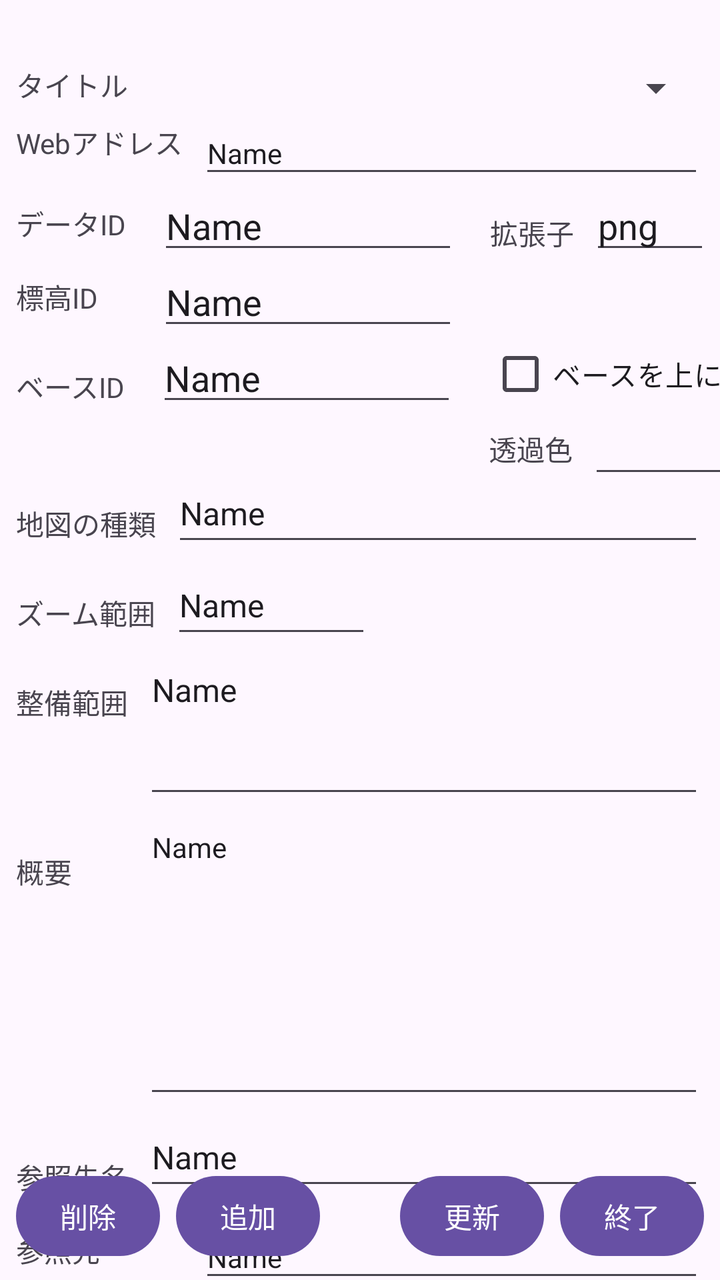
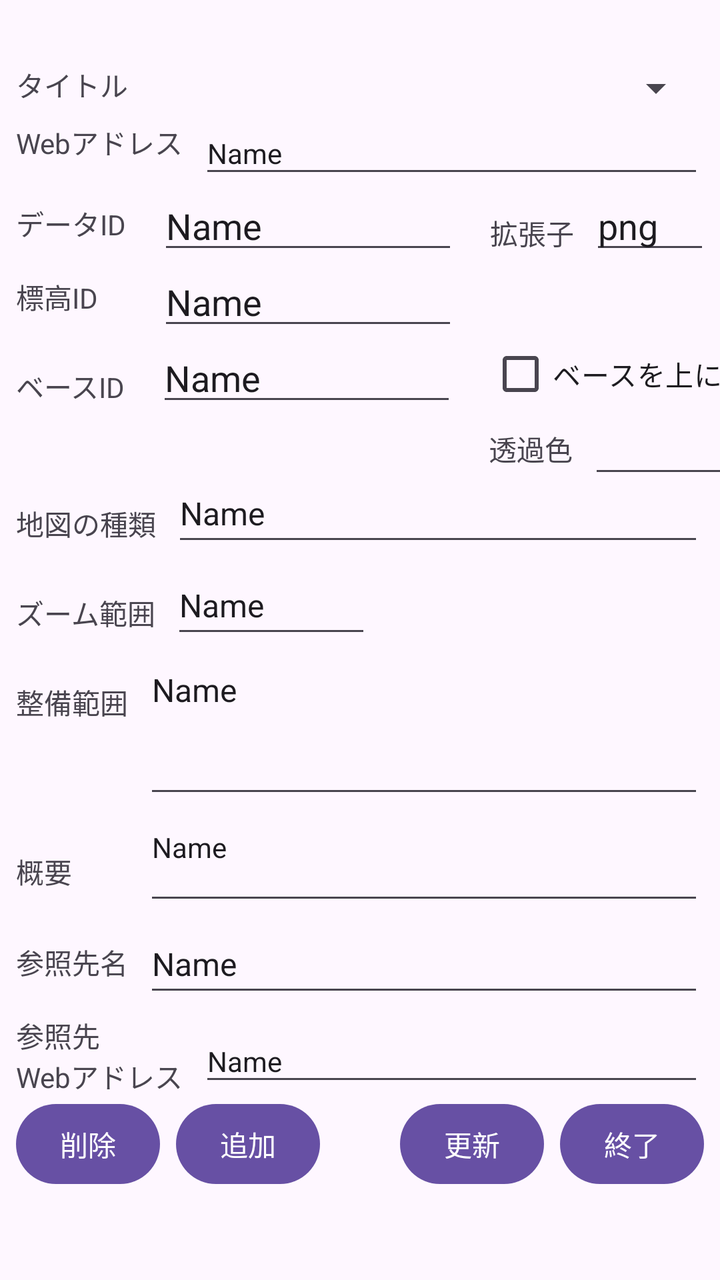

Two renders of the same Android screen: before a commit and after it. Below are the layout's source before the change and the commit's diff.
<!-- AndroidManifest.xml: application theme Theme.MyApplication4 -->
<!-- res/layout/activity_map_info_data.xml -->
<?xml version="1.0" encoding="utf-8"?>
<androidx.constraintlayout.widget.ConstraintLayout xmlns:android="http://schemas.android.com/apk/res/android"
    xmlns:app="http://schemas.android.com/apk/res-auto"
    xmlns:tools="http://schemas.android.com/tools"
    android:id="@+id/main"
    android:layout_width="match_parent"
    android:layout_height="match_parent"
    tools:context=".MapInfoDataActivity">


    <TextView
        android:id="@+id/textView24"
        android:layout_width="wrap_content"
        android:layout_height="wrap_content"
        android:layout_marginStart="16dp"
        android:layout_marginTop="8dp"
        android:text="透過色"
        app:layout_constraintStart_toEndOf="@+id/editTextTextPersonName5"
        app:layout_constraintTop_toBottomOf="@+id/checkBox" />

    <EditText
        android:id="@+id/editTextTextPersonName12"
        android:layout_width="60dp"
        android:layout_height="38dp"
        android:layout_marginStart="8dp"
        android:ems="10"
        android:inputType="textPersonName"
        android:text="png"
        app:layout_constraintStart_toEndOf="@+id/textView15"
        app:layout_constraintTop_toBottomOf="@+id/editTextTextPersonName" />

    <TextView
        android:id="@+id/textView12"
        android:layout_width="wrap_content"
        android:layout_height="wrap_content"
        android:layout_marginStart="8dp"
        android:layout_marginTop="32dp"
        android:text="タイトル"
        app:layout_constraintStart_toStartOf="parent"
        app:layout_constraintTop_toTopOf="parent" />

    <Spinner
        android:id="@+id/spinner"
        android:layout_width="0dp"
        android:layout_height="24dp"
        android:layout_marginStart="8dp"
        android:layout_marginTop="32dp"
        android:layout_marginEnd="8dp"
        app:layout_constraintEnd_toEndOf="parent"
        app:layout_constraintStart_toEndOf="@+id/textView12"
        app:layout_constraintTop_toTopOf="parent" />

    <TextView
        android:id="@+id/textView13"
        android:layout_width="wrap_content"
        android:layout_height="wrap_content"
        android:layout_marginStart="8dp"
        android:layout_marginTop="8dp"
        android:text="Webアドレス"
        app:layout_constraintStart_toStartOf="parent"
        app:layout_constraintTop_toBottomOf="@+id/textView12" />

    <EditText
        android:id="@+id/editTextTextPersonName"
        android:layout_width="0dp"
        android:layout_height="38dp"
        android:layout_marginStart="8dp"
        android:layout_marginEnd="8dp"
        android:ems="10"
        android:inputType="textPersonName"
        android:text="Name"
        android:textSize="14sp"
        app:layout_constraintEnd_toEndOf="parent"
        app:layout_constraintStart_toEndOf="@+id/textView13"
        app:layout_constraintTop_toBottomOf="@+id/spinner" />

    <TextView
        android:id="@+id/textView14"
        android:layout_width="wrap_content"
        android:layout_height="wrap_content"
        android:layout_marginStart="8dp"
        android:layout_marginTop="20dp"
        android:text="データID"
        app:layout_constraintStart_toStartOf="parent"
        app:layout_constraintTop_toBottomOf="@+id/textView13" />

    <EditText
        android:id="@+id/editTextTextPersonName2"
        android:layout_width="150dp"
        android:layout_height="38dp"
        android:layout_marginStart="16dp"
        android:ems="10"
        android:inputType="textPersonName"
        android:text="Name"
        app:layout_constraintStart_toEndOf="@+id/textView14"
        app:layout_constraintTop_toBottomOf="@+id/editTextTextPersonName" />

    <TextView
        android:id="@+id/textView15"
        android:layout_width="wrap_content"
        android:layout_height="wrap_content"
        android:layout_marginStart="16dp"
        android:layout_marginTop="12dp"
        android:text="拡張子"
        app:layout_constraintStart_toEndOf="@+id/editTextTextPersonName2"
        app:layout_constraintTop_toBottomOf="@+id/editTextTextPersonName" />

    <EditText
        android:id="@+id/editTextTextPersonName3"
        android:layout_width="100dp"
        android:layout_height="38dp"
        android:layout_marginStart="8dp"
        android:ems="10"
        android:inputType="textPersonName"
        app:layout_constraintStart_toEndOf="@+id/textView24"
        app:layout_constraintTop_toBottomOf="@+id/checkBox" />

    <TextView
        android:id="@+id/textView16"
        android:layout_width="wrap_content"
        android:layout_height="wrap_content"
        android:layout_marginStart="8dp"
        android:layout_marginTop="16dp"
        android:text="標高ID"
        app:layout_constraintStart_toStartOf="parent"
        app:layout_constraintTop_toBottomOf="@+id/textView14" />

    <EditText
        android:id="@+id/editTextTextPersonName4"
        android:layout_width="150dp"
        android:layout_height="38dp"
        android:layout_marginStart="30dp"
        android:ems="10"
        android:inputType="textPersonName"
        android:text="Name"
        app:layout_constraintStart_toEndOf="@+id/textView16"
        app:layout_constraintTop_toBottomOf="@+id/editTextTextPersonName2" />

    <TextView
        android:id="@+id/textView17"
        android:layout_width="wrap_content"
        android:layout_height="wrap_content"
        android:layout_marginStart="8dp"
        android:layout_marginTop="24dp"
        android:text="ベースID"
        app:layout_constraintStart_toStartOf="parent"
        app:layout_constraintTop_toBottomOf="@+id/textView16" />

    <EditText
        android:id="@+id/editTextTextPersonName5"
        android:layout_width="150dp"
        android:layout_height="38dp"
        android:layout_marginStart="16dp"
        android:ems="10"
        android:inputType="textPersonName"
        android:text="Name"
        app:layout_constraintStart_toEndOf="@+id/textView17"
        app:layout_constraintTop_toBottomOf="@+id/editTextTextPersonName4" />

    <CheckBox
        android:id="@+id/checkBox"
        android:layout_width="wrap_content"
        android:layout_height="38dp"
        android:layout_marginStart="16dp"
        android:layout_marginTop="36dp"
        android:text="ベースを上に"
        app:layout_constraintStart_toEndOf="@+id/editTextTextPersonName5"
        app:layout_constraintTop_toBottomOf="@+id/editTextTextPersonName12" />

    <TextView
        android:id="@+id/textView18"
        android:layout_width="wrap_content"
        android:layout_height="wrap_content"
        android:layout_marginStart="8dp"
        android:layout_marginTop="48dp"
        android:text="地図の種類"
        app:layout_constraintStart_toStartOf="parent"
        app:layout_constraintTop_toBottomOf="@+id/textView17" />

    <EditText
        android:id="@+id/editTextTextPersonName6"
        android:layout_width="0dp"
        android:layout_height="46dp"
        android:layout_marginStart="8dp"
        android:layout_marginTop="24dp"
        android:layout_marginEnd="8dp"
        android:ems="10"
        android:inputType="textPersonName"
        android:text="Name"
        android:textSize="16sp"
        app:layout_constraintEnd_toEndOf="parent"
        app:layout_constraintStart_toEndOf="@+id/textView18"
        app:layout_constraintTop_toBottomOf="@+id/editTextTextPersonName5" />

    <TextView
        android:id="@+id/textView19"
        android:layout_width="wrap_content"
        android:layout_height="wrap_content"
        android:layout_marginStart="8dp"
        android:layout_marginTop="24dp"
        android:text="ズーム範囲"
        app:layout_constraintStart_toStartOf="parent"
        app:layout_constraintTop_toBottomOf="@+id/textView18" />

    <EditText
        android:id="@+id/editTextTextPersonName7"
        android:layout_width="100dp"
        android:layout_height="46dp"
        android:layout_marginStart="8dp"
        android:ems="10"
        android:inputType="textPersonName"
        android:text="Name"
        android:textSize="16sp"
        app:layout_constraintStart_toEndOf="@+id/textView19"
        app:layout_constraintTop_toBottomOf="@+id/editTextTextPersonName6" />

    <TextView
        android:id="@+id/textView20"
        android:layout_width="wrap_content"
        android:layout_height="wrap_content"
        android:layout_marginStart="8dp"
        android:layout_marginTop="24dp"
        android:text="整備範囲"
        app:layout_constraintStart_toStartOf="parent"
        app:layout_constraintTop_toBottomOf="@+id/textView19" />

    <EditText
        android:id="@+id/editTextTextPersonName8"
        android:layout_width="0dp"
        android:layout_height="80dp"
        android:layout_marginStart="8dp"
        android:layout_marginEnd="8dp"
        android:ems="10"
        android:gravity="top|left"
        android:inputType="textMultiLine|textPersonName"
        android:scrollHorizontally="false"
        android:text="Name"
        android:textSize="16sp"
        app:layout_constraintEnd_toEndOf="parent"
        app:layout_constraintStart_toEndOf="@+id/textView20"
        app:layout_constraintTop_toBottomOf="@+id/editTextTextPersonName7" />

    <TextView
        android:id="@+id/textView21"
        android:layout_width="wrap_content"
        android:layout_height="wrap_content"
        android:layout_marginStart="8dp"
        android:layout_marginTop="64dp"
        android:text="概要"
        app:layout_constraintStart_toStartOf="parent"
        app:layout_constraintTop_toBottomOf="@+id/textView20" />

    <EditText
        android:id="@+id/editTextTextPersonName9"
        android:layout_width="0dp"
        android:layout_height="150dp"
        android:layout_marginStart="36dp"
        android:layout_marginEnd="8dp"
        android:ems="10"
        android:gravity="top|left"
        android:inputType="textMultiLine|textPersonName"
        android:scrollHorizontally="false"
        android:singleLine="true"
        android:text="Name"
        android:textSize="14sp"
        app:layout_constraintEnd_toEndOf="parent"
        app:layout_constraintStart_toEndOf="@+id/textView21"
        app:layout_constraintTop_toBottomOf="@+id/editTextTextPersonName8" />

    <TextView
        android:id="@+id/textView22"
        android:layout_width="wrap_content"
        android:layout_height="wrap_content"
        android:layout_marginStart="8dp"
        android:layout_marginTop="132dp"
        android:text="参照先名"
        app:layout_constraintStart_toStartOf="parent"
        app:layout_constraintTop_toBottomOf="@+id/textView21" />

    <EditText
        android:id="@+id/editTextTextPersonName10"
        android:layout_width="0dp"
        android:layout_height="46dp"
        android:layout_marginStart="8dp"
        android:layout_marginEnd="8dp"
        android:ems="10"
        android:inputType="textPersonName"
        android:text="Name"
        android:textSize="16sp"
        app:layout_constraintEnd_toEndOf="parent"
        app:layout_constraintStart_toEndOf="@+id/textView22"
        app:layout_constraintTop_toBottomOf="@+id/editTextTextPersonName9" />

    <TextView
        android:id="@+id/textView23"
        android:layout_width="wrap_content"
        android:layout_height="wrap_content"
        android:layout_marginStart="8dp"
        android:layout_marginTop="16dp"
        android:text="参照先\nWebアドレス"
        app:layout_constraintStart_toStartOf="parent"
        app:layout_constraintTop_toBottomOf="@+id/textView22" />

    <EditText
        android:id="@+id/editTextTextPersonName11"
        android:layout_width="0dp"
        android:layout_height="38dp"
        android:layout_marginStart="8dp"
        android:layout_marginTop="8dp"
        android:layout_marginEnd="8dp"
        android:ems="10"
        android:inputType="textPersonName"
        android:text="Name"
        android:textSize="14sp"
        app:layout_constraintEnd_toEndOf="parent"
        app:layout_constraintStart_toEndOf="@+id/textView23"
        app:layout_constraintTop_toBottomOf="@+id/editTextTextPersonName10" />

    <Button
        android:id="@+id/button3"
        android:layout_width="72dp"
        android:layout_height="wrap_content"
        android:layout_marginStart="8dp"
        android:layout_marginBottom="8dp"
        android:minWidth="0dp"
        android:paddingLeft="15dp"
        android:paddingRight="15dp"
        android:text="削除"
        app:layout_constraintBottom_toBottomOf="parent"
        app:layout_constraintStart_toStartOf="parent" />

    <Button
        android:id="@+id/button4"
        android:layout_width="72dp"
        android:layout_height="wrap_content"
        android:layout_marginEnd="8dp"
        android:layout_marginBottom="8dp"
        android:minWidth="0dp"
        android:paddingLeft="15dp"
        android:paddingRight="15dp"
        android:text="更新"
        app:layout_constraintBottom_toBottomOf="parent"
        app:layout_constraintEnd_toStartOf="@+id/button5" />

    <Button
        android:id="@+id/button5"
        android:layout_width="72dp"
        android:layout_height="wrap_content"
        android:layout_marginEnd="8dp"
        android:layout_marginBottom="8dp"
        android:minWidth="0dp"
        android:paddingLeft="15dp"
        android:paddingRight="15dp"
        android:text="終了"
        app:layout_constraintBottom_toBottomOf="parent"
        app:layout_constraintEnd_toEndOf="parent" />

    <Button
        android:id="@+id/button6"
        android:layout_width="72dp"
        android:layout_height="wrap_content"
        android:layout_marginStart="8dp"
        android:layout_marginBottom="8dp"
        android:minWidth="0dp"
        android:paddingLeft="15dp"
        android:paddingRight="15dp"
        android:text="追加"
        app:layout_constraintBottom_toBottomOf="parent"
        app:layout_constraintStart_toEndOf="@+id/button3" />

</androidx.constraintlayout.widget.ConstraintLayout>
<!-- resources referenced by this layout -->
<resources>
  <style name="Theme.MyApplication4" parent="Base.Theme.MyApplication4" />
  <style name="Base.Theme.MyApplication4" parent="Theme.Material3.DayNight">
          
          
      </style>
</resources>

<!-- the commit's change to res/layout/activity_map_info_data.xml (unified diff, before → after) -->
@@ -253,7 +253,7 @@
     <EditText
         android:id="@+id/editTextTextPersonName9"
         android:layout_width="0dp"
-        android:layout_height="150dp"
+        android:layout_height="0dp"
         android:layout_marginStart="36dp"
         android:layout_marginEnd="8dp"
         android:ems="10"
@@ -263,6 +263,7 @@
         android:singleLine="true"
         android:text="Name"
         android:textSize="14sp"
+        app:layout_constraintBottom_toTopOf="@+id/editTextTextPersonName10"
         app:layout_constraintEnd_toEndOf="parent"
         app:layout_constraintStart_toEndOf="@+id/textView21"
         app:layout_constraintTop_toBottomOf="@+id/editTextTextPersonName8" />
@@ -272,10 +273,10 @@
         android:layout_width="wrap_content"
         android:layout_height="wrap_content"
         android:layout_marginStart="8dp"
-        android:layout_marginTop="132dp"
+        android:layout_marginBottom="16dp"
         android:text="参照先名"
-        app:layout_constraintStart_toStartOf="parent"
-        app:layout_constraintTop_toBottomOf="@+id/textView21" />
+        app:layout_constraintBottom_toTopOf="@+id/textView23"
+        app:layout_constraintStart_toStartOf="parent" />
 
     <EditText
         android:id="@+id/editTextTextPersonName10"
@@ -283,45 +284,44 @@
         android:layout_height="46dp"
         android:layout_marginStart="8dp"
         android:layout_marginEnd="8dp"
+        android:layout_marginBottom="4dp"
         android:ems="10"
         android:inputType="textPersonName"
         android:text="Name"
         android:textSize="16sp"
-        app:layout_constraintEnd_toEndOf="parent"
-        app:layout_constraintStart_toEndOf="@+id/textView22"
-        app:layout_constraintTop_toBottomOf="@+id/editTextTextPersonName9" />
+        app:layout_constraintBottom_toTopOf="@+id/textView23"
+        app:layout_constraintEnd_toEndOf="parent"
+        app:layout_constraintStart_toEndOf="@+id/textView22" />
 
     <TextView
         android:id="@+id/textView23"
         android:layout_width="wrap_content"
         android:layout_height="wrap_content"
         android:layout_marginStart="8dp"
-        android:layout_marginTop="16dp"
         android:text="参照先\nWebアドレス"
-        app:layout_constraintStart_toStartOf="parent"
-        app:layout_constraintTop_toBottomOf="@+id/textView22" />
+        app:layout_constraintBottom_toTopOf="@+id/button3"
+        app:layout_constraintStart_toStartOf="parent" />
 
     <EditText
         android:id="@+id/editTextTextPersonName11"
         android:layout_width="0dp"
         android:layout_height="38dp"
         android:layout_marginStart="8dp"
-        android:layout_marginTop="8dp"
         android:layout_marginEnd="8dp"
         android:ems="10"
         android:inputType="textPersonName"
         android:text="Name"
         android:textSize="14sp"
-        app:layout_constraintEnd_toEndOf="parent"
-        app:layout_constraintStart_toEndOf="@+id/textView23"
-        app:layout_constraintTop_toBottomOf="@+id/editTextTextPersonName10" />
+        app:layout_constraintBottom_toTopOf="@+id/button3"
+        app:layout_constraintEnd_toEndOf="parent"
+        app:layout_constraintStart_toEndOf="@+id/textView23" />
 
     <Button
         android:id="@+id/button3"
         android:layout_width="72dp"
         android:layout_height="wrap_content"
         android:layout_marginStart="8dp"
-        android:layout_marginBottom="8dp"
+        android:layout_marginBottom="44dp"
         android:minWidth="0dp"
         android:paddingLeft="15dp"
         android:paddingRight="15dp"
@@ -334,7 +334,7 @@
         android:layout_width="72dp"
         android:layout_height="wrap_content"
         android:layout_marginEnd="8dp"
-        android:layout_marginBottom="8dp"
+        android:layout_marginBottom="44dp"
         android:minWidth="0dp"
         android:paddingLeft="15dp"
         android:paddingRight="15dp"
@@ -347,7 +347,7 @@
         android:layout_width="72dp"
         android:layout_height="wrap_content"
         android:layout_marginEnd="8dp"
-        android:layout_marginBottom="8dp"
+        android:layout_marginBottom="44dp"
         android:minWidth="0dp"
         android:paddingLeft="15dp"
         android:paddingRight="15dp"
@@ -360,7 +360,7 @@
         android:layout_width="72dp"
         android:layout_height="wrap_content"
         android:layout_marginStart="8dp"
-        android:layout_marginBottom="8dp"
+        android:layout_marginBottom="44dp"
         android:minWidth="0dp"
         android:paddingLeft="15dp"
         android:paddingRight="15dp"
